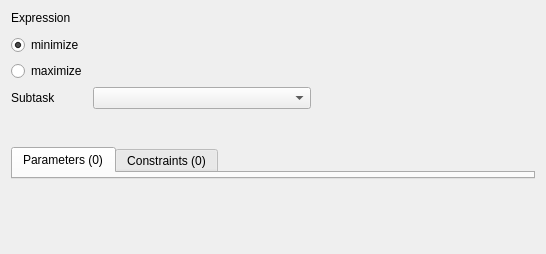
Above: copasi/UI/CQOptimizationWidget.ui from copasi/COPASI before the change. Below: the same form after it.
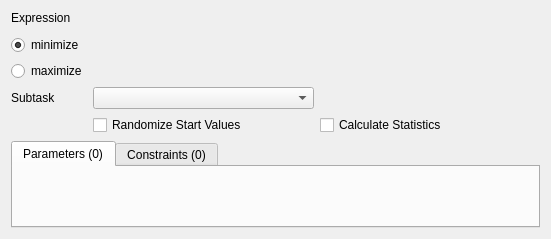
That is the form after the change. Custom widgets are drawn as their Qt base class.

Commit message: Added option to randomize start values and to calculate statistics to the optimization and fitting tasks.

What changed in the file:
```diff
--- a/copasi/UI/CQOptimizationWidget.ui
+++ b/copasi/UI/CQOptimizationWidget.ui
@@ -15,13 +15,13 @@
 
  <comment> All rights reserved. </comment>
  <class>CQOptimizationWidget</class>
- <widget class="TaskWidget" name="CQOptimizationWidget">
-  <property name="geometry">
+ <widget class="TaskWidget" name="CQOptimizationWidget" >
+  <property name="geometry" >
    <rect>
     <x>0</x>
     <y>0</y>
-    <width>546</width>
-    <height>254</height>
+    <width>551</width>
+    <height>239</height>
    </rect>
   </property>
   <property name="sizePolicy">
@@ -139,78 +139,56 @@
        <property name="sizeType">
         <enum>QSizePolicy::Expanding</enum>
        </property>
-       <property name="sizeHint" stdset="0">
+       <property name="sizeHint" stdset="0" >
         <size>
-         <width>214</width>
-         <height>20</height>
+         <width>138</width>
+         <height>17</height>
         </size>
        </property>
       </spacer>
      </item>
+     <item row="4" column="1" >
+      <widget class="QCheckBox" name="mpCheckRandomize" >
+       <property name="text" >
+        <string>Randomize Start Values</string>
+       </property>
+      </widget>
+     </item>
+     <item row="4" column="2" >
+      <widget class="QCheckBox" name="mpCheckStatistics" >
+       <property name="text" >
+        <string>Calculate Statistics</string>
+       </property>
+      </widget>
+     </item>
     </layout>
    </item>
    <item>
-    <spacer name="verticalSpacer">
-     <property name="orientation">
-      <enum>Qt::Vertical</enum>
-     </property>
-     <property name="sizeHint" stdset="0">
-      <size>
-       <width>20</width>
-       <height>2</height>
-      </size>
-     </property>
-    </spacer>
-   </item>
-   <item>
-    <widget class="QTabWidget" name="mpTabWidget">
-     <property name="sizePolicy">
-      <sizepolicy hsizetype="Expanding" vsizetype="Expanding">
+    <widget class="QTabWidget" name="mpTabWidget" >
+     <property name="sizePolicy" >
+      <sizepolicy vsizetype="Expanding" hsizetype="Expanding" >
        <horstretch>0</horstretch>
        <verstretch>0</verstretch>
       </sizepolicy>
      </property>
-     <widget class="QWidget" name="mpParametersPage">
-      <attribute name="title">
+     <property name="currentIndex" >
+      <number>0</number>
+     </property>
+     <widget class="CQFittingItemWidget" name="mpParameters" >
+      <attribute name="title" >
        <string>Parameters (0)</string>
       </attribute>
      </widget>
-     <widget class="QWidget" name="mpConstraintsPage">
-      <attribute name="title">
+     <widget class="CQFittingItemWidget" name="mpConstraints" >
+      <attribute name="title" >
        <string>Constraints (0)</string>
       </attribute>
      </widget>
     </widget>
    </item>
-   <item>
-    <spacer name="verticalSpacer_2">
-     <property name="orientation">
-      <enum>Qt::Vertical</enum>
-     </property>
-     <property name="sizeHint" stdset="0">
-      <size>
-       <width>20</width>
-       <height>13</height>
-      </size>
-     </property>
-    </spacer>
-   </item>
-   <item>
-    <spacer name="verticalSpacer_3">
-     <property name="orientation">
-      <enum>Qt::Vertical</enum>
-     </property>
-     <property name="sizeHint" stdset="0">
-      <size>
-       <width>20</width>
-       <height>14</height>
-      </size>
-     </property>
-    </spacer>
-   </item>
   </layout>
  </widget>
- <layoutdefault spacing="6" margin="11"/>
+ <layoutdefault spacing="6" margin="11" />
  <customwidgets>
   <customwidget>
    <class>CQExpressionMmlStackedWidget</class>
@@ -224,6 +202,12 @@
    <header>TaskWidget.h</header>
    <container>1</container>
   </customwidget>
+  <customwidget>
+   <class>CQFittingItemWidget</class>
+   <extends>QWidget</extends>
+   <header>copasi/UI/CQFittingItemWidget.h</header>
+   <container>1</container>
+  </customwidget>
  </customwidgets>
  <tabstops>
   <tabstop>mpBoxSubtask</tabstop>
```
Left out of the diff: 119 changed lines with no effect on the pictures. The commit also changes 12 other files.
